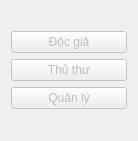
fantasyinferno/libpro, file accountchooser.ui: the form before one commit.
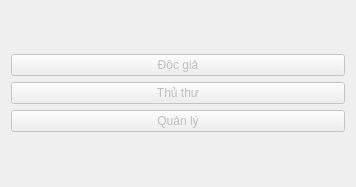
The form after the commit.

The edit to the form file:
```diff
--- a/accountchooser.ui
+++ b/accountchooser.ui
@@ -6,8 +6,8 @@
    <rect>
     <x>0</x>
     <y>0</y>
-    <width>138</width>
-    <height>141</height>
+    <width>356</width>
+    <height>187</height>
    </rect>
   </property>
   <property name="windowTitle">
```
